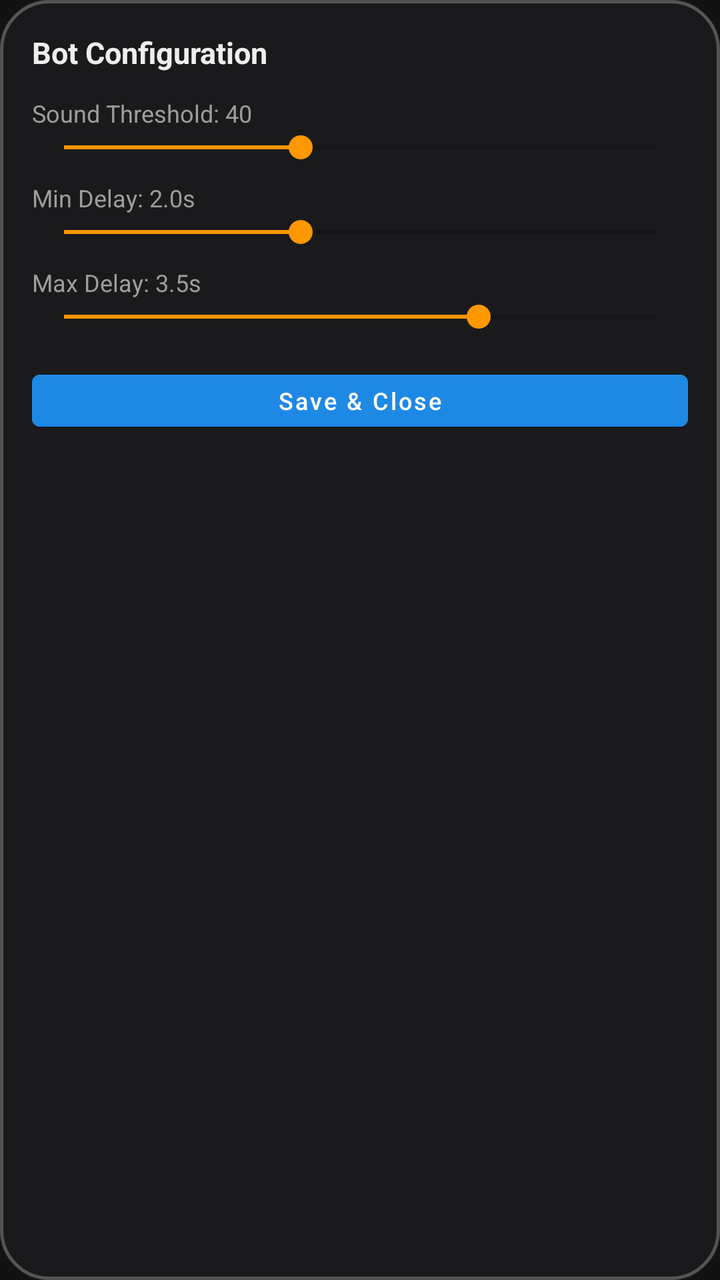
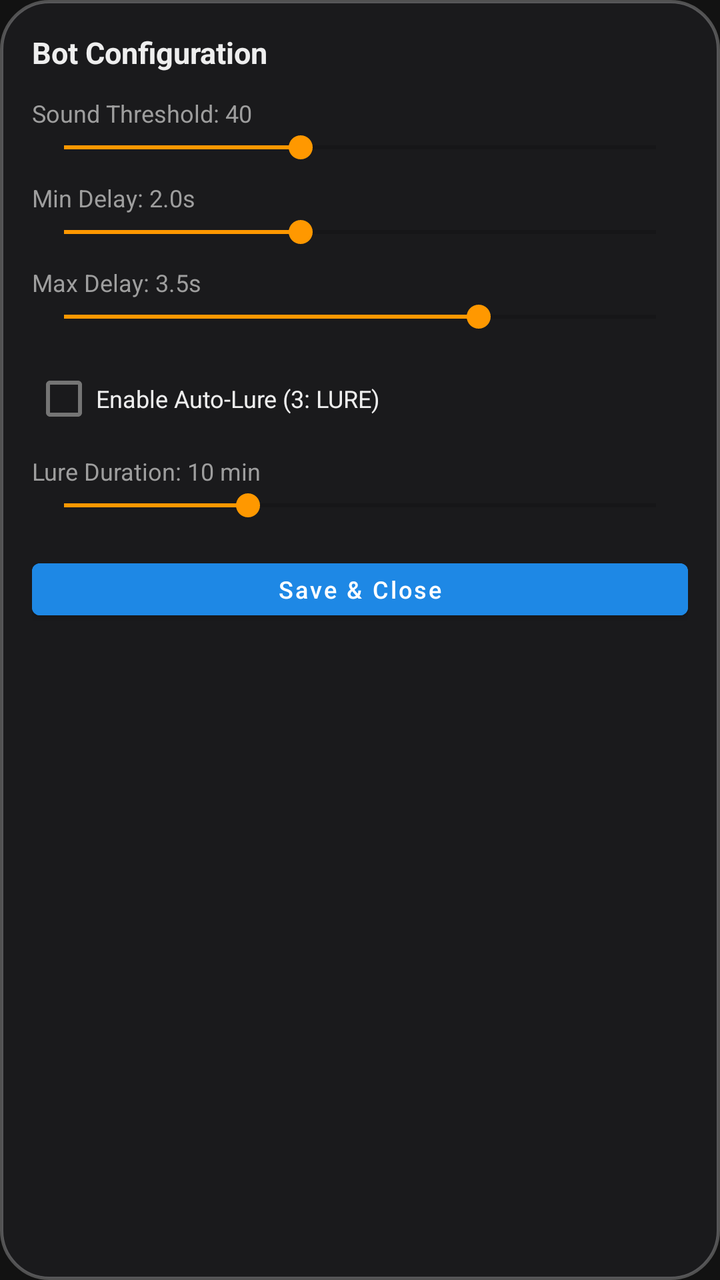

Two renders of the same Android screen: before a commit and after it. Below are the layout's source before the change and the commit's diff.
<!-- AndroidManifest.xml: application theme Theme.WowFishingBot -->
<!-- res/layout/dialog_settings.xml -->
<?xml version="1.0" encoding="utf-8"?>
<LinearLayout xmlns:android="http://schemas.android.com/apk/res/android"
    android:layout_width="280dp"
    android:layout_height="wrap_content"
    android:background="@drawable/bg_floating_pill"
    android:orientation="vertical"
    android:padding="16dp">

    <TextView
        android:layout_width="wrap_content"
        android:layout_height="wrap_content"
        android:text="Bot Configuration"
        android:textColor="@color/text_primary"
        android:textSize="15sp"
        android:textStyle="bold" />

    
    <TextView
        android:id="@+id/tvThresholdLabel"
        android:layout_width="wrap_content"
        android:layout_height="wrap_content"
        android:layout_marginTop="12dp"
        android:text="Sound Threshold: 40"
        android:textColor="@color/text_secondary"
        android:textSize="12sp" />

    <SeekBar
        android:id="@+id/sbThreshold"
        android:layout_width="match_parent"
        android:layout_height="wrap_content"
        android:max="100"
        android:progress="40" />

    
    <TextView
        android:id="@+id/tvMinDelayLabel"
        android:layout_width="wrap_content"
        android:layout_height="wrap_content"
        android:layout_marginTop="8dp"
        android:text="Min Delay: 2.0s"
        android:textColor="@color/text_secondary"
        android:textSize="12sp" />

    <SeekBar
        android:id="@+id/sbMinDelay"
        android:layout_width="match_parent"
        android:layout_height="wrap_content"
        android:max="10"
        android:progress="4" />

    
    <TextView
        android:id="@+id/tvMaxDelayLabel"
        android:layout_width="wrap_content"
        android:layout_height="wrap_content"
        android:layout_marginTop="8dp"
        android:text="Max Delay: 3.5s"
        android:textColor="@color/text_secondary"
        android:textSize="12sp" />

    <SeekBar
        android:id="@+id/sbMaxDelay"
        android:layout_width="match_parent"
        android:layout_height="wrap_content"
        android:max="10"
        android:progress="7" />

    
    <Button
        android:id="@+id/btnCloseSettings"
        android:layout_width="match_parent"
        android:layout_height="38dp"
        android:layout_marginTop="14dp"
        android:backgroundTint="@color/primary"
        android:text="Save &amp; Close"
        android:textAllCaps="false"
        android:textColor="@android:color/white"
        android:textSize="12sp" />

</LinearLayout>
<!-- resources referenced by this layout -->
<resources>
  <color name="primary">#1E88E5</color>
  <color name="text_primary">#EEEEEE</color>
  <color name="text_secondary">#9E9E9E</color>
  <!-- drawable bg_floating_pill (drawable) -->
  <?xml version="1.0" encoding="utf-8"?>
  <shape xmlns:android="http://schemas.android.com/apk/res/android"
      android:shape="rectangle">
      <corners android:radius="24dp" />
      <solid android:color="@color/overlay_pill_bg" />
      <stroke
          android:width="1.5dp"
          android:color="#44FFFFFF" />
  </shape>
  <style name="Theme.WowFishingBot" parent="Theme.MaterialComponents.DayNight.NoActionBar">
          <item name="colorPrimary">@color/primary</item>
          <item name="colorPrimaryVariant">@color/primary_variant</item>
          <item name="colorOnPrimary">@android:color/white</item>
          <item name="colorSecondary">@color/secondary</item>
          <item name="colorSecondaryVariant">@color/secondary_variant</item>
          <item name="colorOnSecondary">@android:color/white</item>
          <item name="android:statusBarColor">@color/surface</item>
          <item name="android:windowBackground">@color/background</item>
      </style>
  <color name="overlay_pill_bg">#D91C1C1E</color>
  <color name="primary_variant">#1565C0</color>
  <color name="secondary">#FF9800</color>
  <color name="secondary_variant">#F57C00</color>
  <color name="surface">#1E1E1E</color>
  <color name="background">#121212</color>
</resources>

<!-- the commit's change to res/layout/dialog_settings.xml (unified diff, before → after) -->
@@ -66,6 +66,32 @@
         android:progress="7" />
 
     
+    <CheckBox
+        android:id="@+id/cbAutoLure"
+        android:layout_width="match_parent"
+        android:layout_height="wrap_content"
+        android:layout_marginTop="8dp"
+        android:text="Enable Auto-Lure (3: LURE)"
+        android:textColor="@color/text_primary"
+        android:textSize="12sp" />
+
+    <TextView
+        android:id="@+id/tvLureDurationLabel"
+        android:layout_width="wrap_content"
+        android:layout_height="wrap_content"
+        android:layout_marginTop="4dp"
+        android:text="Lure Duration: 10 min"
+        android:textColor="@color/text_secondary"
+        android:textSize="12sp" />
+
+    <SeekBar
+        android:id="@+id/sbLureDuration"
+        android:layout_width="match_parent"
+        android:layout_height="wrap_content"
+        android:max="29"
+        android:progress="9" />
+
+    
     <Button
         android:id="@+id/btnCloseSettings"
         android:layout_width="match_parent"
